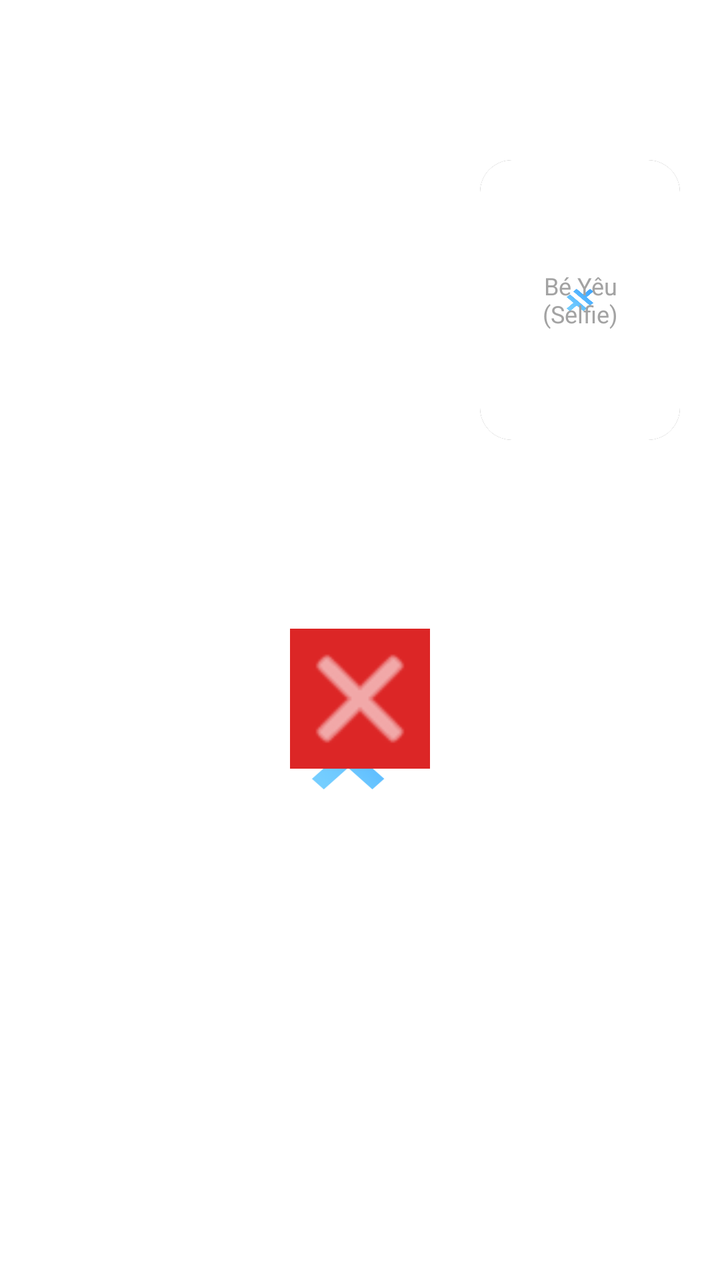
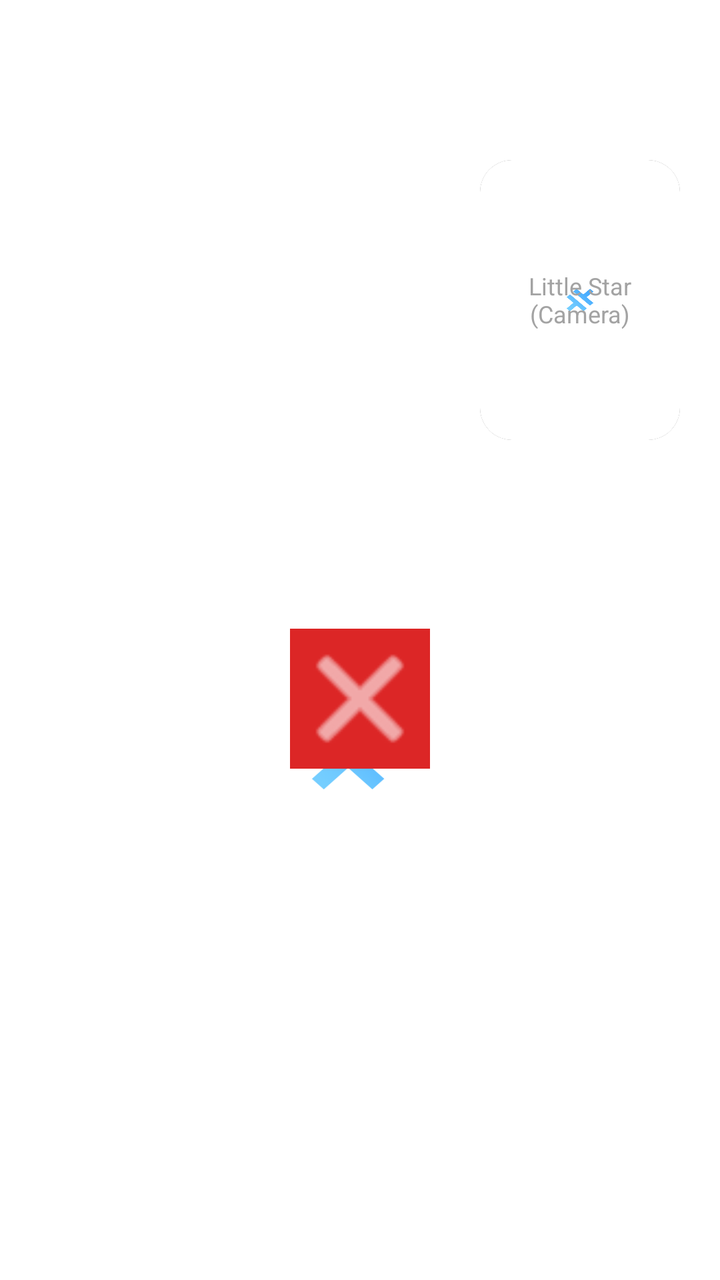

Two renders of the same Android screen: before a commit and after it. Below are the layout's source before the change and the commit's diff.
<!-- AndroidManifest.xml: activity theme AppTheme.NoActionBarLaunch -->
<!-- res/layout/activity_video_call.xml -->
<?xml version="1.0" encoding="utf-8"?>
<RelativeLayout xmlns:android="http://schemas.android.com/apk/res/android"
    android:layout_width="match_parent"
    android:layout_height="match_parent"
    android:background="#000000">

    
    <VideoView
        android:id="@+id/videoViewSanta"
        android:layout_width="match_parent"
        android:layout_height="match_parent"
        android:layout_centerInParent="true" />

    
    <LinearLayout
        android:layout_width="match_parent"
        android:layout_height="wrap_content"
        android:layout_alignParentTop="true"
        android:orientation="horizontal"
        android:gravity="center_vertical"
        android:paddingStart="24dp"
        android:paddingEnd="24dp"
        android:paddingTop="36dp">

        <TextView
            android:id="@+id/tvVideoTimer"
            android:layout_width="wrap_content"
            android:layout_height="wrap_content"
            android:text="00:00"
            android:textColor="#FFFFFF"
            android:textSize="14sp"
            android:textStyle="bold"
            android:background="#40000000"
            android:paddingStart="8dp"
            android:paddingEnd="8dp"
            android:paddingTop="2dp"
            android:paddingBottom="2dp" />

        <View
            android:layout_width="0dp"
            android:layout_height="1dp"
            android:layout_weight="1" />

        
        <TextView
            android:layout_width="wrap_content"
            android:layout_height="wrap_content"
            android:text="🔴 BẮC CỰC TRỰC TIẾP"
            android:textColor="#EF4444"
            android:textSize="11sp"
            android:textStyle="bold"
            android:background="#60000000"
            android:paddingStart="10dp"
            android:paddingEnd="10dp"
            android:paddingTop="3dp"
            android:paddingBottom="3dp" />
    </LinearLayout>

    
    <androidx.cardview.widget.CardView
        xmlns:app="http://schemas.android.com/apk/res-auto"
        android:layout_width="100dp"
        android:layout_height="140dp"
        android:layout_alignParentTop="true"
        android:layout_alignParentEnd="true"
        android:layout_marginTop="80dp"
        android:layout_marginEnd="20dp"
        app:cardCornerRadius="16dp"
        app:cardElevation="8dp"
        app:cardBackgroundColor="#262626">

        <TextView
            android:layout_width="match_parent"
            android:layout_height="match_parent"
            android:gravity="center"
            android:text="Bé Yêu\n(Selfie)"
            android:textColor="#A3A3A3"
            android:textSize="12sp"
            android:textAlignment="center" />
    </androidx.cardview.widget.CardView>

    
    <LinearLayout
        android:layout_width="match_parent"
        android:layout_height="wrap_content"
        android:layout_alignParentBottom="true"
        android:gravity="center"
        android:orientation="vertical"
        android:paddingBottom="48dp">

        <ImageButton
            android:id="@+id/btnEndVideoCall"
            android:layout_width="70dp"
            android:layout_height="70dp"
            android:background="#DC2626"
            android:src="@android:drawable/ic_menu_close_clear_cancel"
            android:tint="#FFFFFF"
            android:contentDescription="End Video Call" />
    </LinearLayout>

</RelativeLayout>
<!-- resources referenced by this layout -->
<resources>
  <style name="AppTheme.NoActionBarLaunch" parent="Theme.SplashScreen">
          <item name="android:background">@drawable/splash</item>
      </style>
  <!-- drawable splash: png bitmap (drawable, 4040 bytes) -->
</resources>

<!-- the commit's change to res/layout/activity_video_call.xml (unified diff, before → after) -->
@@ -45,7 +45,7 @@
         <TextView
             android:layout_width="wrap_content"
             android:layout_height="wrap_content"
-            android:text="🔴 BẮC CỰC TRỰC TIẾP"
+            android:text="🔴 NORTH POLE LIVE"
             android:textColor="#EF4444"
             android:textSize="11sp"
             android:textStyle="bold"
@@ -73,7 +73,7 @@
             android:layout_width="match_parent"
             android:layout_height="match_parent"
             android:gravity="center"
-            android:text="Bé Yêu\n(Selfie)"
+            android:text="Little Star\n(Camera)"
             android:textColor="#A3A3A3"
             android:textSize="12sp"
             android:textAlignment="center" />
